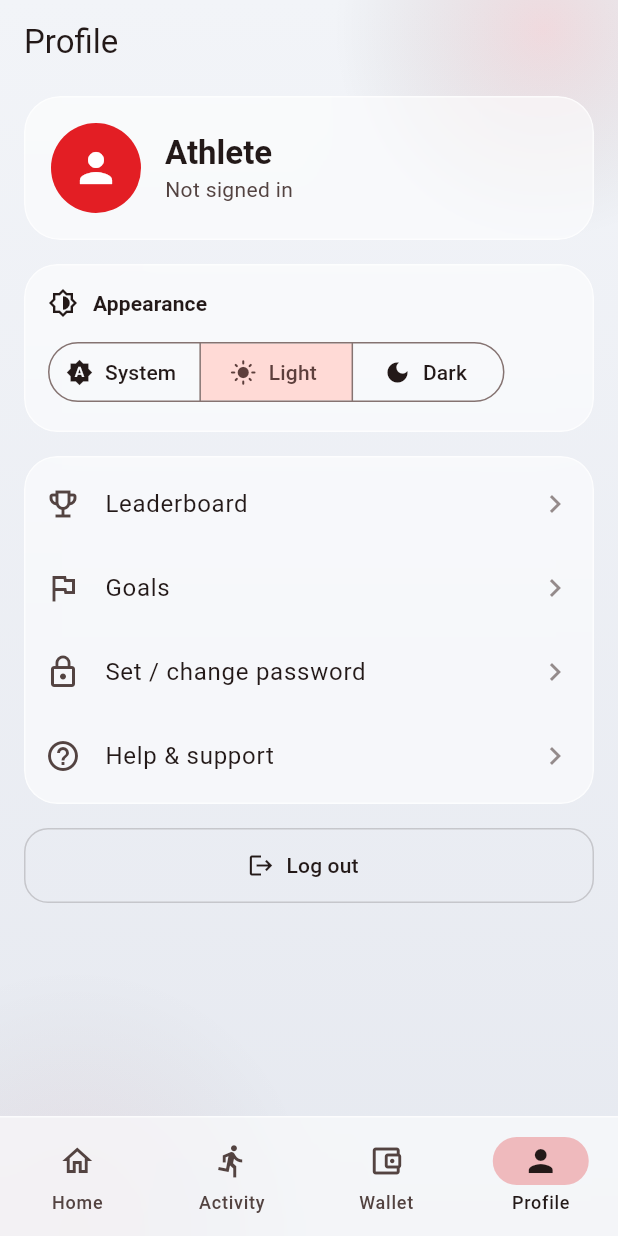
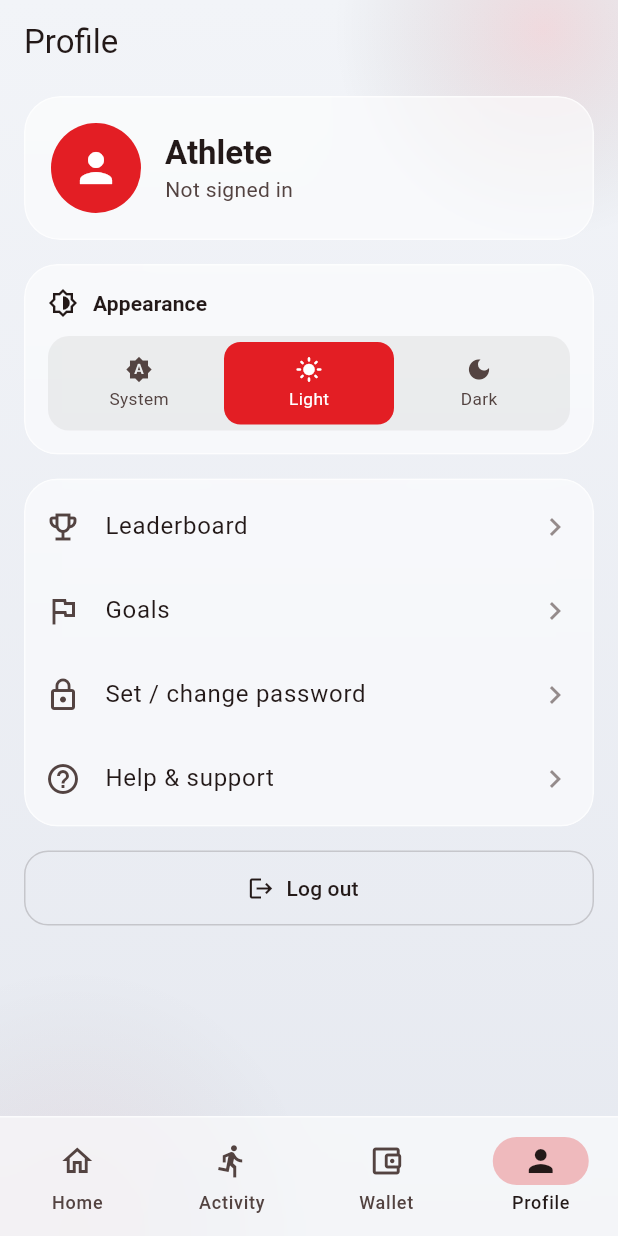
Before and after one commit to Fitbox-41/FitBox-App, a Flutter app: the ProfileScreen screen opened by its route, after a tap on "Light", on a phone screen of 412 x 824 dp. Run offline on Flutter 3.47's test engine with Material 3 defaults, Android fonts, the phone set to English and light mode, and no system bars; our stand-ins replace dio, flutter_animate, flutter_riverpod, flutter_secure_storage, go_router, google_sign_in; missing offline and left inert: google_sign_in_web; accounts and stored records are empty.

Commit message:
Glass auth screens, animated theme crossfade, fix Appearance selector
Wrap sign-up/reset/change-password forms in glass cards. Animate theme
switches (350ms theme lerp + animated background gradient). Replace the
overflowing SegmentedButton with an equal-thirds theme selector that always
fits on PC and mobile web.

```diff
--- a/lib/src/app.dart
+++ b/lib/src/app.dart
@@ -20,6 +20,8 @@ class FitBoxApp extends ConsumerWidget {
       theme: AppTheme.light(),
       darkTheme: AppTheme.dark(),
       themeMode: themeMode,
+      themeAnimationDuration: const Duration(milliseconds: 350),
+      themeAnimationCurve: Curves.easeInOut,
       routerConfig: router,
       builder: (context, child) =>
           AppBackground(child: child ?? const SizedBox.shrink()),
--- a/lib/src/presentation/auth/reset_password_screen.dart
+++ b/lib/src/presentation/auth/reset_password_screen.dart
@@ -3,6 +3,7 @@ import 'package:flutter_riverpod/flutter_riverpod.dart';
 
 import '../../core/theme/app_theme.dart';
 import '../../services/api_client.dart';
+import '../widgets/glass.dart';
 import '../widgets/responsive_form_body.dart';
 import 'auth_controller.dart';
 
@@ -85,7 +86,11 @@ class _ResetPasswordScreenState extends ConsumerState<ResetPasswordScreen> {
       appBar: AppBar(title: const Text('Reset password')),
       body: SafeArea(
         child: ResponsiveFormBody(
-          child: _step == _Step.email ? _emailForm() : _resetForm(),
+          child: GlassCard(
+            radius: 24,
+            padding: const EdgeInsets.all(20),
+            child: _step == _Step.email ? _emailForm() : _resetForm(),
+          ),
         ),
       ),
     );
--- a/lib/src/presentation/auth/signup_screen.dart
+++ b/lib/src/presentation/auth/signup_screen.dart
@@ -5,6 +5,7 @@ import 'package:go_router/go_router.dart';
 
 import '../../core/theme/app_theme.dart';
 import '../../services/api_client.dart';
+import '../widgets/glass.dart';
 import '../widgets/responsive_form_body.dart';
 import 'auth_controller.dart';
 import 'google_web_button.dart';
@@ -99,7 +100,11 @@ class _SignupScreenState extends ConsumerState<SignupScreen> {
       appBar: AppBar(title: const Text('Create account')),
       body: SafeArea(
         child: ResponsiveFormBody(
-          child: _step == _Step.details ? _detailsForm() : _verifyForm(),
+          child: GlassCard(
+            radius: 24,
+            padding: const EdgeInsets.all(20),
+            child: _step == _Step.details ? _detailsForm() : _verifyForm(),
+          ),
         ),
       ),
     );
--- a/lib/src/presentation/profile/change_password_screen.dart
+++ b/lib/src/presentation/profile/change_password_screen.dart
@@ -4,6 +4,7 @@ import 'package:go_router/go_router.dart';
 
 import '../../services/api_client.dart';
 import '../auth/auth_controller.dart';
+import '../widgets/glass.dart';
 import '../widgets/responsive_form_body.dart';
 
 class ChangePasswordScreen extends ConsumerStatefulWidget {
@@ -60,7 +61,10 @@ class _ChangePasswordScreenState extends ConsumerState<ChangePasswordScreen> {
       appBar: AppBar(title: const Text('Password')),
       body: SafeArea(
         child: ResponsiveFormBody(
-          child: Form(
+          child: GlassCard(
+            radius: 24,
+            padding: const EdgeInsets.all(20),
+            child: Form(
             key: _formKey,
             child: Column(
               crossAxisAlignment: CrossAxisAlignment.stretch,
@@ -122,6 +126,7 @@ class _ChangePasswordScreenState extends ConsumerState<ChangePasswordScreen> {
               ],
             ),
           ),
+          ),
         ),
       ),
     );
--- a/lib/src/presentation/profile/profile_screen.dart
+++ b/lib/src/presentation/profile/profile_screen.dart
@@ -69,26 +69,7 @@ class ProfileScreen extends ConsumerWidget {
                   ],
                 ),
                 const SizedBox(height: 12),
-                SegmentedButton<ThemeMode>(
-                  segments: const <ButtonSegment<ThemeMode>>[
-                    ButtonSegment(
-                        value: ThemeMode.system,
-                        icon: Icon(Icons.brightness_auto),
-                        label: Text('System')),
-                    ButtonSegment(
-                        value: ThemeMode.light,
-                        icon: Icon(Icons.light_mode),
-                        label: Text('Light')),
-                    ButtonSegment(
-                        value: ThemeMode.dark,
-                        icon: Icon(Icons.dark_mode),
-                        label: Text('Dark')),
-                  ],
-                  selected: <ThemeMode>{mode},
-                  showSelectedIcon: false,
-                  onSelectionChanged: (Set<ThemeMode> s) =>
-                      ref.read(themeModeProvider.notifier).set(s.first),
-                ),
+                _ThemeSelector(mode: mode),
               ],
             ),
           ),
@@ -147,6 +128,68 @@ class ProfileScreen extends ConsumerWidget {
   }
 }
 
+/// iOS-style equal-thirds theme selector — always fits (PC + mobile).
+class _ThemeSelector extends ConsumerWidget {
+  const _ThemeSelector({required this.mode});
+
+  final ThemeMode mode;
+
+  static const List<(ThemeMode, IconData, String)> _options = <(ThemeMode, IconData, String)>[
+    (ThemeMode.system, Icons.brightness_auto, 'System'),
+    (ThemeMode.light, Icons.light_mode, 'Light'),
+    (ThemeMode.dark, Icons.dark_mode, 'Dark'),
+  ];
+
+  @override
+  Widget build(BuildContext context, WidgetRef ref) {
+    final ColorScheme cs = Theme.of(context).colorScheme;
+    return Container(
+      padding: const EdgeInsets.all(4),
+      decoration: BoxDecoration(
+        color: cs.onSurface.withValues(alpha: 0.06),
+        borderRadius: BorderRadius.circular(14),
+      ),
+      child: Row(
+        children: <Widget>[
+          for (final (ThemeMode value, IconData icon, String label) in _options)
+            Expanded(
+              child: GestureDetector(
+                onTap: () => ref.read(themeModeProvider.notifier).set(value),
+                child: AnimatedContainer(
+                  duration: const Duration(milliseconds: 200),
+                  padding: const EdgeInsets.symmetric(vertical: 9),
+                  decoration: BoxDecoration(
+                    color: mode == value
+                        ? FitBoxColors.red
+                        : Colors.transparent,
+                    borderRadius: BorderRadius.circular(11),
+                  ),
+                  child: Column(
+                    mainAxisSize: MainAxisSize.min,
+                    children: <Widget>[
+                      Icon(icon,
+                          size: 18,
+                          color: mode == value
+                              ? Colors.white
+                              : cs.onSurfaceVariant),
+                      const SizedBox(height: 3),
+                      Text(label,
+                          style: TextStyle(
+                              fontSize: 11.5,
+                              color: mode == value
+                                  ? Colors.white
+                                  : cs.onSurfaceVariant)),
+                    ],
+                  ),
+                ),
+              ),
+            ),
+        ],
+      ),
+    );
+  }
+}
+
 class _MenuItem extends StatelessWidget {
   const _MenuItem({required this.icon, required this.label, this.onTap});
 
--- a/lib/src/presentation/widgets/glass.dart
+++ b/lib/src/presentation/widgets/glass.dart
@@ -14,7 +14,9 @@ class AppBackground extends StatelessWidget {
   @override
   Widget build(BuildContext context) {
     final bool dark = Theme.of(context).brightness == Brightness.dark;
-    return DecoratedBox(
+    return AnimatedContainer(
+      duration: const Duration(milliseconds: 350),
+      curve: Curves.easeInOut,
       decoration: BoxDecoration(
         gradient: LinearGradient(
           begin: Alignment.topCenter,
```
